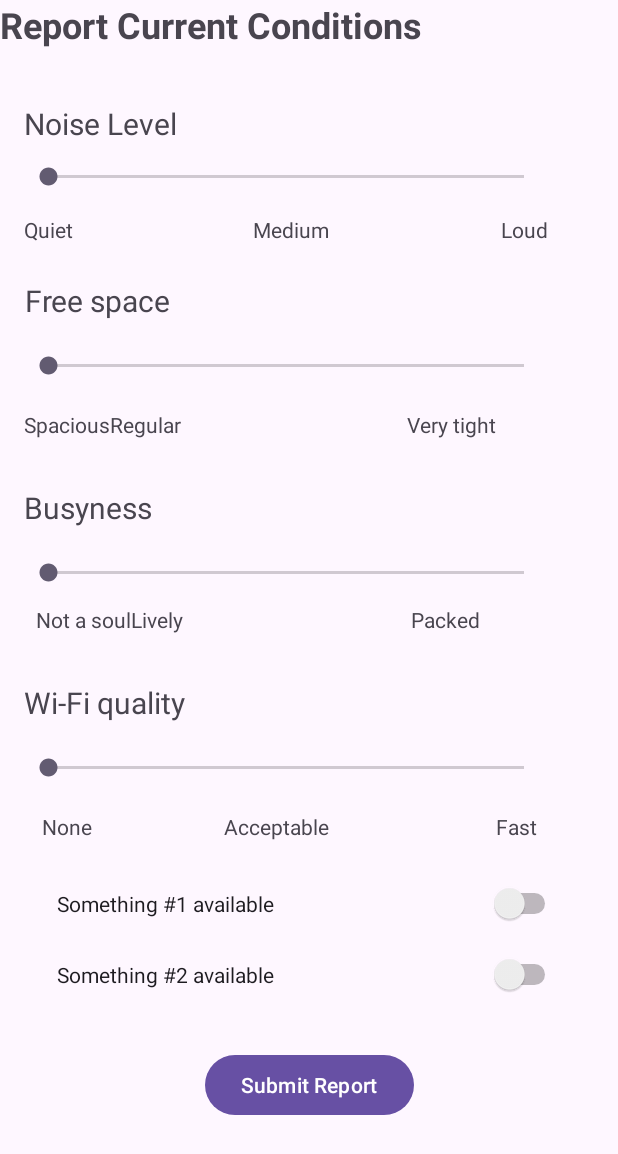
After one commit to DanielOrlov/Mobile-dev-Project, an Android app: the ReportConditionsActivity screen opened directly, with no data from a screen before it, on a phone screen of 412 x 824 dp. The commit adds this screen. Shown: the top 1154 px of the screen. Run offline under Robolectric (Android 15) with nearby library versions, the phone set to English and light mode, and no system bars.

Commit message:
added ReportConditionsActivity

```diff
--- a/app/src/main/AndroidManifest.xml
+++ b/app/src/main/AndroidManifest.xml
@@ -11,6 +11,9 @@
         android:roundIcon="@mipmap/ic_launcher_round"
         android:supportsRtl="true"
         android:theme="@style/Theme.MobiledevProject">
+        <activity
+            android:name=".ReportConditionsActivity"
+            android:exported="false" />
         <activity
             android:name=".UserProfileActivity"
             android:exported="false" />
--- a/app/src/main/java/com/example/mobile_dev_project/MainActivity.java
+++ b/app/src/main/java/com/example/mobile_dev_project/MainActivity.java
@@ -25,6 +25,7 @@ public class MainActivity extends AppCompatActivity {
         Button profileButton = findViewById(R.id.btnProfile);
         Button locationButton = findViewById(R.id.btnLocation);
         Button userProfileButton = findViewById(R.id.btnUserProfile);
+        Button reportConditionsButton = findViewById(R.id.btnReportConditions);
 
 //        ViewCompat.setOnApplyWindowInsetsListener(findViewById(R.id.main), (v, insets) -> {
 //            Insets systemBars = insets.getInsets(WindowInsetsCompat.Type.systemBars());
@@ -63,5 +64,13 @@ public class MainActivity extends AppCompatActivity {
                 startActivity(intent);
             }
         });
+
+        reportConditionsButton.setOnClickListener(new View.OnClickListener(){
+            @Override
+            public void onClick(View v){
+                Intent intent = new Intent(MainActivity.this, ReportConditionsActivity.class);
+                startActivity(intent);
+            }
+        });
     }
 }
--- /dev/null
+++ b/app/src/main/java/com/example/mobile_dev_project/ReportConditionsActivity.java
@@ -0,0 +1,24 @@
+package com.example.mobile_dev_project;
+
+import android.os.Bundle;
+
+import androidx.activity.EdgeToEdge;
+import androidx.appcompat.app.AppCompatActivity;
+import androidx.core.graphics.Insets;
+import androidx.core.view.ViewCompat;
+import androidx.core.view.WindowInsetsCompat;
+
+public class ReportConditionsActivity extends AppCompatActivity {
+
+    @Override
+    protected void onCreate(Bundle savedInstanceState) {
+        super.onCreate(savedInstanceState);
+        EdgeToEdge.enable(this);
+        setContentView(R.layout.activity_report_conditions);
+        ViewCompat.setOnApplyWindowInsetsListener(findViewById(R.id.main), (v, insets) -> {
+            Insets systemBars = insets.getInsets(WindowInsetsCompat.Type.systemBars());
+            v.setPadding(systemBars.left, systemBars.top, systemBars.right, systemBars.bottom);
+            return insets;
+        });
+    }
+}
--- a/app/src/main/res/layout/activity_main.xml
+++ b/app/src/main/res/layout/activity_main.xml
@@ -57,4 +57,15 @@
         app:layout_constraintStart_toStartOf="parent"
         app:layout_constraintTop_toTopOf="parent" />
 
+    <Button
+        android:id="@+id/btnReportConditions"
+        android:layout_width="wrap_content"
+        android:layout_height="wrap_content"
+        android:layout_marginTop="540dp"
+        android:text="Report Conditions"
+        app:layout_constraintEnd_toEndOf="parent"
+        app:layout_constraintHorizontal_bias="0.371"
+        app:layout_constraintStart_toStartOf="parent"
+        app:layout_constraintTop_toTopOf="parent" />
+
 </androidx.constraintlayout.widget.ConstraintLayout>
--- /dev/null
+++ b/app/src/main/res/layout/activity_report_conditions.xml
@@ -0,0 +1,260 @@
+<?xml version="1.0" encoding="utf-8"?>
+<androidx.constraintlayout.widget.ConstraintLayout xmlns:android="http://schemas.android.com/apk/res/android"
+    xmlns:app="http://schemas.android.com/apk/res-auto"
+    xmlns:tools="http://schemas.android.com/tools"
+    android:id="@+id/main"
+    android:layout_width="match_parent"
+    android:layout_height="match_parent"
+    tools:context=".ReportConditionsActivity">
+
+    <SeekBar
+        android:id="@+id/seekBar4"
+        android:layout_width="349dp"
+        android:layout_height="27dp"
+        android:layout_marginTop="16dp"
+        app:layout_constraintEnd_toEndOf="parent"
+        app:layout_constraintHorizontal_bias="0.258"
+        app:layout_constraintStart_toStartOf="parent"
+        app:layout_constraintTop_toBottomOf="@+id/textView30" />
+
+    <TextView
+        android:id="@+id/textView27"
+        android:layout_width="wrap_content"
+        android:layout_height="wrap_content"
+        android:layout_marginTop="16dp"
+        android:text="Fast"
+        app:layout_constraintEnd_toEndOf="parent"
+        app:layout_constraintHorizontal_bias="0.672"
+        app:layout_constraintStart_toEndOf="@+id/textView28"
+        app:layout_constraintTop_toBottomOf="@+id/seekBar4" />
+
+    <TextView
+        android:id="@+id/textView29"
+        android:layout_width="wrap_content"
+        android:layout_height="wrap_content"
+        android:layout_marginStart="28dp"
+        android:layout_marginTop="16dp"
+        android:text="None"
+        app:layout_constraintStart_toStartOf="parent"
+        app:layout_constraintTop_toBottomOf="@+id/seekBar4" />
+
+    <TextView
+        android:id="@+id/textView30"
+        android:layout_width="wrap_content"
+        android:layout_height="wrap_content"
+        android:layout_marginTop="32dp"
+        android:text="Wi-Fi quality"
+        android:textSize="20sp"
+        app:layout_constraintEnd_toEndOf="parent"
+        app:layout_constraintHorizontal_bias="0.052"
+        app:layout_constraintStart_toStartOf="parent"
+        app:layout_constraintTop_toBottomOf="@+id/textView24" />
+
+    <TextView
+        android:id="@+id/textView28"
+        android:layout_width="wrap_content"
+        android:layout_height="wrap_content"
+        android:layout_marginStart="88dp"
+        android:layout_marginTop="16dp"
+        android:text="Acceptable"
+        app:layout_constraintStart_toEndOf="@+id/textView29"
+        app:layout_constraintTop_toBottomOf="@+id/seekBar4" />
+
+    <SeekBar
+        android:id="@+id/seekBar3"
+        android:layout_width="349dp"
+        android:layout_height="27dp"
+        android:layout_marginTop="16dp"
+        app:layout_constraintEnd_toEndOf="parent"
+        app:layout_constraintHorizontal_bias="0.258"
+        app:layout_constraintStart_toStartOf="parent"
+        app:layout_constraintTop_toBottomOf="@+id/textView26" />
+
+    <TextView
+        android:id="@+id/textView23"
+        android:layout_width="58dp"
+        android:layout_height="17dp"
+        android:layout_marginTop="8dp"
+        android:text="Packed"
+        app:layout_constraintEnd_toEndOf="parent"
+        app:layout_constraintHorizontal_bias="0.654"
+        app:layout_constraintStart_toEndOf="@+id/textView24"
+        app:layout_constraintTop_toBottomOf="@+id/seekBar3" />
+
+    <TextView
+        android:id="@+id/textView24"
+        android:layout_width="wrap_content"
+        android:layout_height="wrap_content"
+        android:layout_marginTop="8dp"
+        android:text="Lively"
+        app:layout_constraintStart_toEndOf="@+id/textView25"
+        app:layout_constraintTop_toBottomOf="@+id/seekBar3" />
+
+    <TextView
+        android:id="@+id/textView25"
+        android:layout_width="wrap_content"
+        android:layout_height="wrap_content"
+        android:layout_marginStart="24dp"
+        android:layout_marginTop="8dp"
+        android:text="Not a soul"
+        app:layout_constraintStart_toStartOf="parent"
+        app:layout_constraintTop_toBottomOf="@+id/seekBar3" />
+
+    <TextView
+        android:id="@+id/textView26"
+        android:layout_width="wrap_content"
+        android:layout_height="wrap_content"
+        android:layout_marginTop="32dp"
+        android:text="Busyness"
+        android:textSize="20sp"
+        app:layout_constraintEnd_toEndOf="parent"
+        app:layout_constraintHorizontal_bias="0.049"
+        app:layout_constraintStart_toStartOf="parent"
+        app:layout_constraintTop_toBottomOf="@+id/textView20" />
+
+    <SeekBar
+        android:id="@+id/seekBar2"
+        android:layout_width="349dp"
+        android:layout_height="27dp"
+        android:layout_marginTop="16dp"
+        app:layout_constraintEnd_toEndOf="parent"
+        app:layout_constraintHorizontal_bias="0.258"
+        app:layout_constraintStart_toStartOf="parent"
+        app:layout_constraintTop_toBottomOf="@+id/textView22" />
+
+    <TextView
+        android:id="@+id/textView19"
+        android:layout_width="wrap_content"
+        android:layout_height="wrap_content"
+        android:layout_marginTop="16dp"
+        android:text="Very tight"
+        app:layout_constraintEnd_toEndOf="parent"
+        app:layout_constraintHorizontal_bias="0.648"
+        app:layout_constraintStart_toEndOf="@+id/textView20"
+        app:layout_constraintTop_toBottomOf="@+id/seekBar2" />
+
+    <TextView
+        android:id="@+id/textView21"
+        android:layout_width="wrap_content"
+        android:layout_height="wrap_content"
+        android:layout_marginStart="16dp"
+        android:layout_marginTop="16dp"
+        android:text="Spacious"
+        app:layout_constraintStart_toStartOf="parent"
+        app:layout_constraintTop_toBottomOf="@+id/seekBar2" />
+
+    <TextView
+        android:id="@+id/textView20"
+        android:layout_width="wrap_content"
+        android:layout_height="wrap_content"
+        android:layout_marginTop="16dp"
+        android:text="Regular"
+        app:layout_constraintStart_toEndOf="@+id/textView21"
+        app:layout_constraintTop_toBottomOf="@+id/seekBar2" />
+
+    <TextView
+        android:id="@+id/textView22"
+        android:layout_width="wrap_content"
+        android:layout_height="wrap_content"
+        android:layout_marginTop="24dp"
+        android:text="Free space"
+        android:textSize="20sp"
+        app:layout_constraintEnd_toEndOf="parent"
+        app:layout_constraintHorizontal_bias="0.052"
+        app:layout_constraintStart_toStartOf="parent"
+        app:layout_constraintTop_toBottomOf="@+id/textView17" />
+
+    <TextView
+        android:id="@+id/textView18"
+        android:layout_width="wrap_content"
+        android:layout_height="wrap_content"
+        android:layout_marginTop="12dp"
+        android:text="Loud"
+        app:layout_constraintEnd_toEndOf="parent"
+        app:layout_constraintHorizontal_bias="0.712"
+        app:layout_constraintStart_toEndOf="@+id/textView17"
+        app:layout_constraintTop_toBottomOf="@+id/seekBar" />
+
+    <TextView
+        android:id="@+id/textView17"
+        android:layout_width="wrap_content"
+        android:layout_height="wrap_content"
+        android:layout_marginStart="120dp"
+        android:layout_marginTop="12dp"
+        android:text="Medium"
+        app:layout_constraintStart_toEndOf="@+id/textView16"
+        app:layout_constraintTop_toBottomOf="@+id/seekBar" />
+
+    <TextView
+        android:id="@+id/textView16"
+        android:layout_width="wrap_content"
+        android:layout_height="wrap_content"
+        android:layout_marginStart="16dp"
+        android:layout_marginTop="12dp"
+        android:text="Quiet"
+        app:layout_constraintStart_toStartOf="parent"
+        app:layout_constraintTop_toBottomOf="@+id/seekBar" />
+
+    <SeekBar
+        android:id="@+id/seekBar"
+        android:layout_width="349dp"
+        android:layout_height="27dp"
+        android:layout_marginTop="8dp"
+        app:layout_constraintEnd_toEndOf="parent"
+        app:layout_constraintHorizontal_bias="0.258"
+        app:layout_constraintStart_toStartOf="parent"
+        app:layout_constraintTop_toBottomOf="@+id/textView15" />
+
+    <TextView
+        android:id="@+id/textView15"
+        android:layout_width="wrap_content"
+        android:layout_height="wrap_content"
+        android:layout_marginTop="36dp"
+        android:text="Noise Level"
+        android:textSize="20sp"
+        app:layout_constraintEnd_toEndOf="parent"
+        app:layout_constraintHorizontal_bias="0.052"
+        app:layout_constraintStart_toStartOf="parent"
+        app:layout_constraintTop_toBottomOf="@+id/textView14" />
+
+    <TextView
+        android:id="@+id/textView14"
+        android:layout_width="wrap_content"
+        android:layout_height="wrap_content"
+        android:text="Report Current Conditions"
+        android:textSize="24sp"
+        android:textStyle="bold"
+        tools:layout_editor_absoluteX="64dp"
+        tools:layout_editor_absoluteY="57dp" />
+
+    <Switch
+        android:id="@+id/switch2"
+        android:layout_width="336dp"
+        android:layout_height="26dp"
+        android:layout_marginTop="28dp"
+        android:text="Something #1 available"
+        app:layout_constraintEnd_toEndOf="parent"
+        app:layout_constraintStart_toStartOf="parent"
+        app:layout_constraintTop_toBottomOf="@+id/textView28" />
+
+    <Switch
+        android:id="@+id/switch3"
+        android:layout_width="336dp"
+        android:layout_height="26dp"
+        android:layout_marginTop="20dp"
+        android:text="Something #2 available"
+        app:layout_constraintEnd_toEndOf="parent"
+        app:layout_constraintStart_toStartOf="parent"
+        app:layout_constraintTop_toBottomOf="@+id/switch2" />
+
+    <Button
+        android:id="@+id/button"
+        android:layout_width="wrap_content"
+        android:layout_height="wrap_content"
+        android:layout_marginTop="36dp"
+        android:text="Submit Report"
+        app:layout_constraintEnd_toEndOf="parent"
+        app:layout_constraintStart_toStartOf="parent"
+        app:layout_constraintTop_toBottomOf="@+id/switch3" />
+
+</androidx.constraintlayout.widget.ConstraintLayout>
```
